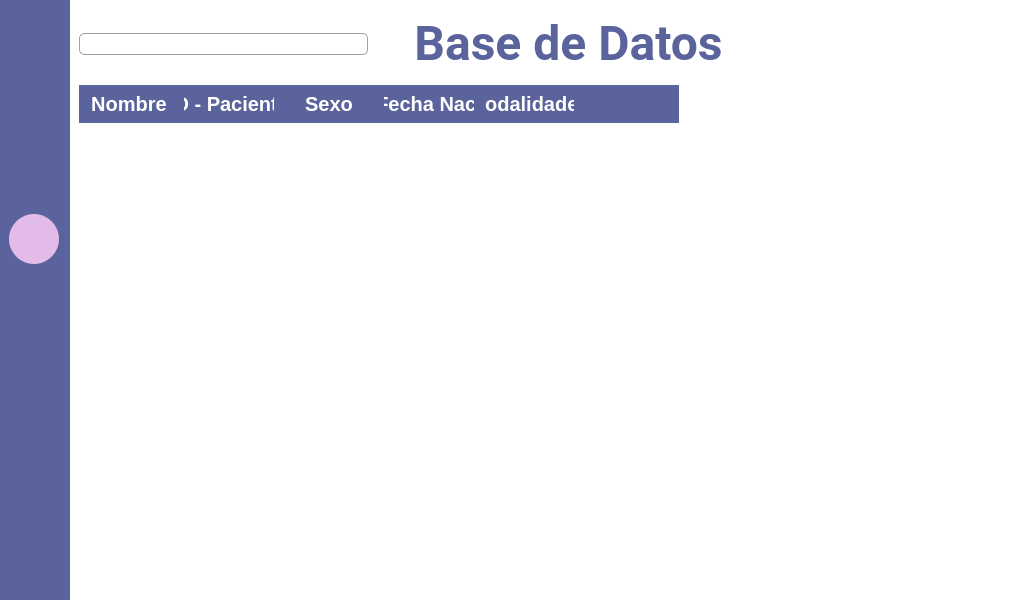
Qt form view/ventanaPrincipal.ui (Tesis-PFG/BRICOM) before a commit.
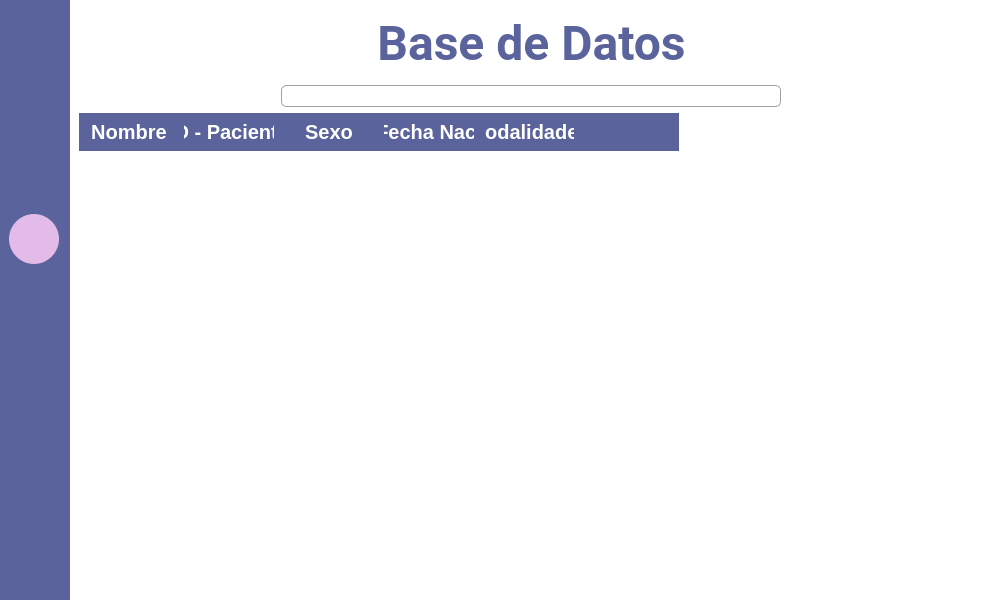
The same form after that commit. The open tabs and pages were chosen to show the change. Icons and pictures are not drawn.

Commit message: cambios finales de diseño (diseño de ventanas)

The edit to the form file:
```diff
--- a/view/ventanaPrincipal.ui
+++ b/view/ventanaPrincipal.ui
@@ -6,7 +6,7 @@
    <rect>
     <x>0</x>
     <y>0</y>
-    <width>1021</width>
+    <width>993</width>
     <height>600</height>
    </rect>
   </property>
@@ -1235,29 +1235,13 @@
        <layout class="QVBoxLayout" name="verticalLayout_6">
         <item>
          <layout class="QHBoxLayout" name="horizontalLayout_7">
-          <item>
-           <widget class="QLineEdit" name="filterLiner_db">
-            <property name="maximumSize">
-             <size>
-              <width>300</width>
-              <height>16777215</height>
-             </size>
-            </property>
-            <property name="styleSheet">
-             <string notr="true">border: 1px solid #A0A0A0;
-border-radius: 5px;
-padding: 2px;
-background-color: white;</string>
-            </property>
-           </widget>
-          </item>
           <item>
            <spacer name="horizontalSpacer_4">
             <property name="orientation">
              <enum>Qt::Horizontal</enum>
             </property>
             <property name="sizeType">
-             <enum>QSizePolicy::Minimum</enum>
+             <enum>QSizePolicy::Expanding</enum>
             </property>
             <property name="sizeHint" stdset="0">
              <size>
@@ -1309,6 +1293,32 @@
           </item>
          </layout>
         </item>
+        <item>
+         <layout class="QHBoxLayout" name="horizontalLayout_10">
+          <property name="topMargin">
+           <number>0</number>
+          </property>
+          <item>
+           <widget class="QLineEdit" name="filterLiner_db">
+            <property name="maximumSize">
+             <size>
+              <width>500</width>
+              <height>16777215</height>
+             </size>
+            </property>
+            <property name="styleSheet">
+             <string notr="true">border: 1px solid #A0A0A0;
+border-radius: 5px;
+padding: 2px;
+background-color: white;</string>
+            </property>
+            <property name="alignment">
+             <set>Qt::AlignCenter</set>
+            </property>
+           </widget>
+          </item>
+         </layout>
+        </item>
         <item>
          <widget class="QTableWidget" name="database_table">
           <property name="sizePolicy">
```
Left out of the diff: 105 changed lines with no effect on the pictures. The commit also changes 12 other files.
